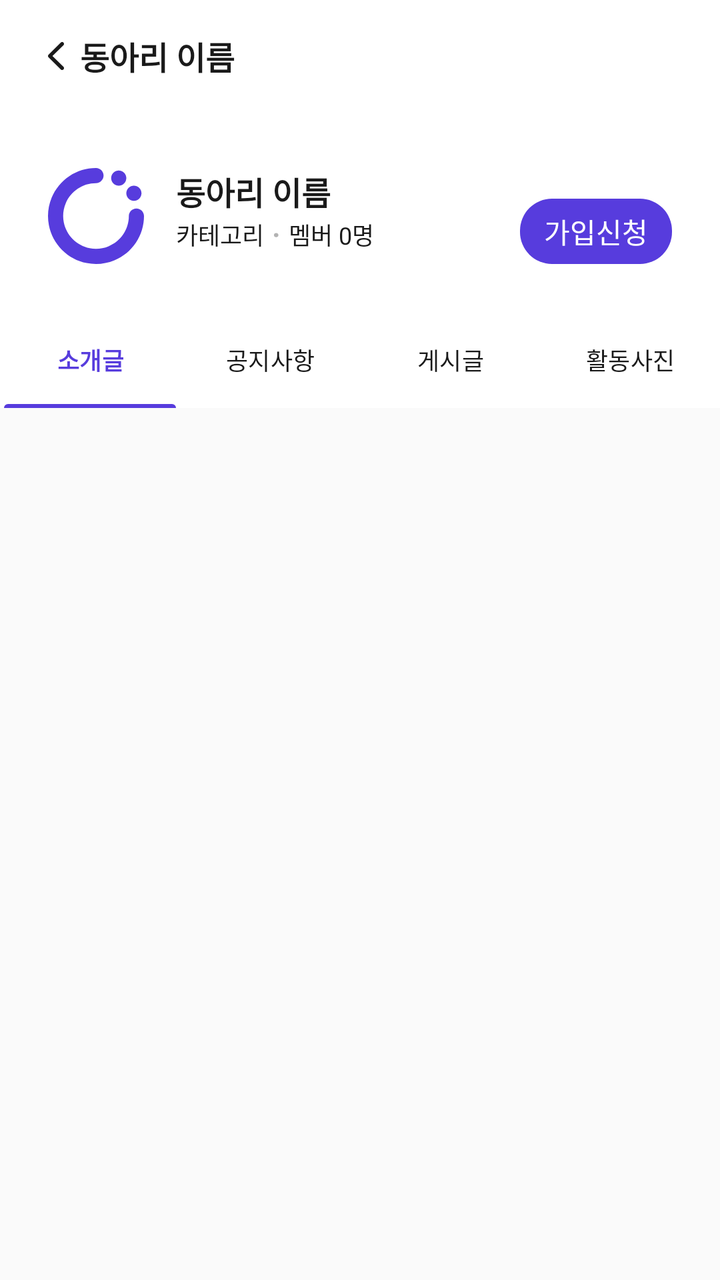
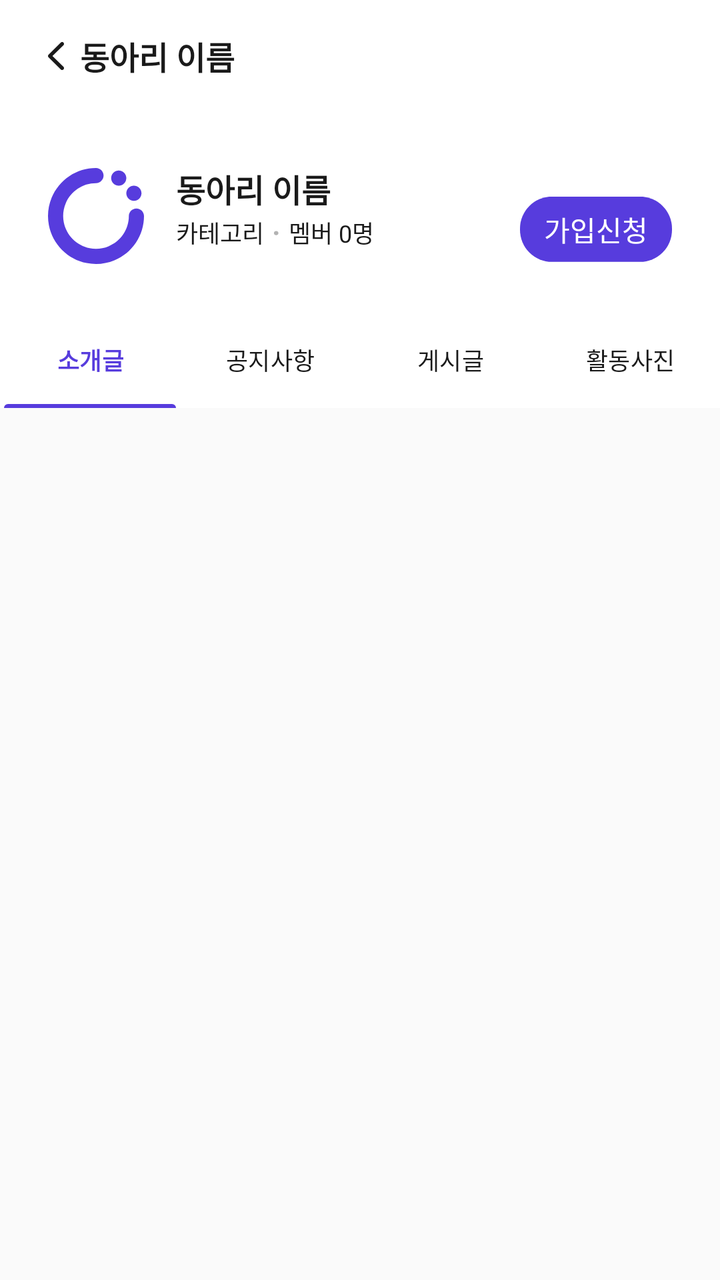

The first picture is an Android layout as it rendered before a commit; the second is the same layout after the commit. The layout source and the unified diff follow.
<!-- AndroidManifest.xml: application theme Theme.CircleOn -->
<!-- res/layout/fragment_circle_detail.xml -->
<?xml version="1.0" encoding="utf-8"?>
<androidx.coordinatorlayout.widget.CoordinatorLayout xmlns:android="http://schemas.android.com/apk/res/android"
    xmlns:tools="http://schemas.android.com/tools"
    xmlns:app="http://schemas.android.com/apk/res-auto"
    android:layout_width="match_parent"
    android:layout_height="match_parent"
    android:background="@color/grey_1"
    tools:context=".view.screen.home.CircleDetailFragment">

    <com.google.android.material.appbar.AppBarLayout
        android:id="@+id/abCircleDetail"
        android:layout_width="match_parent"
        android:layout_height="wrap_content"
        android:background="@color/grey_1">

        <com.google.android.material.appbar.CollapsingToolbarLayout
            android:id="@+id/ctbCircleDetail"
            android:layout_width="match_parent"
            android:layout_height="wrap_content"
            app:layout_scrollFlags="scroll|exitUntilCollapsed"
            app:contentScrim="@color/white"
            android:background="@color/white">

            <androidx.constraintlayout.widget.ConstraintLayout
                android:layout_width="match_parent"
                android:layout_height="100dp"
                android:layout_marginTop="56dp"
                android:paddingBottom="24dp"
                android:paddingHorizontal="24dp"
                app:layout_collapseMode="parallax"
                app:layout_collapseParallaxMultiplier="0.75">

                <androidx.appcompat.widget.LinearLayoutCompat
                    android:layout_width="wrap_content"
                    android:layout_height="wrap_content"
                    android:orientation="horizontal"
                    app:layout_constraintStart_toStartOf="parent"
                    app:layout_constraintBottom_toBottomOf="parent">

                    <androidx.appcompat.widget.AppCompatImageView
                        android:id="@+id/imgCircleThumbnail"
                        android:layout_width="48dp"
                        android:layout_height="48dp"
                        android:background="@drawable/bg_image_rounded_rectangle"
                        android:src="@drawable/logo_main"
                        android:clipToOutline="true"/>

                    <androidx.appcompat.widget.LinearLayoutCompat
                        android:layout_width="wrap_content"
                        android:layout_height="wrap_content"
                        android:layout_marginStart="@dimen/margin_padding_large"
                        android:orientation="vertical">

                        <androidx.appcompat.widget.AppCompatTextView
                            android:id="@+id/txtCircleName"
                            android:layout_width="wrap_content"
                            android:layout_height="wrap_content"
                            android:textAppearance="@style/large_bold_text"
                            android:textColor="@color/grey_9"
                            android:text="동아리 이름"/>

                        <LinearLayout
                            android:layout_width="wrap_content"
                            android:layout_height="wrap_content"
                            android:orientation="horizontal">

                            <androidx.appcompat.widget.AppCompatTextView
                                android:id="@+id/txtCircleCategory"
                                android:layout_width="wrap_content"
                                android:layout_height="wrap_content"
                                android:textSize="@dimen/text_size_small"
                                android:textColor="@color/grey_9"
                                android:text="카테고리"/>

                            <androidx.appcompat.widget.AppCompatTextView
                                android:layout_width="wrap_content"
                                android:layout_height="wrap_content"
                                android:layout_marginHorizontal="@dimen/margin_padding_extremely_small"
                                android:textColor="@color/grey_5"
                                android:textStyle="bold"
                                android:text="·"/>

                            <androidx.appcompat.widget.AppCompatTextView
                                android:id="@+id/txtCirclePeopleCount"
                                android:layout_width="wrap_content"
                                android:layout_height="wrap_content"
                                android:textSize="@dimen/text_size_small"
                                android:textColor="@color/grey_9"
                                android:text="멤버 0명"/>

                        </LinearLayout>

                    </androidx.appcompat.widget.LinearLayoutCompat>
                    
                </androidx.appcompat.widget.LinearLayoutCompat>
                
                <androidx.appcompat.widget.AppCompatTextView
                    android:id="@+id/btnSignUpCircle"
                    android:layout_width="wrap_content"
                    android:layout_height="wrap_content"
                    android:paddingHorizontal="@dimen/margin_padding_default"
                    android:paddingVertical="6dp"
                    android:textColor="@color/white"
                    android:text="@string/btn_sign_up_circle"
                    android:background="@drawable/bg_button"
                    app:layout_constraintEnd_toEndOf="parent"
                    app:layout_constraintBottom_toBottomOf="parent"/>
                
            </androidx.constraintlayout.widget.ConstraintLayout>

            <androidx.appcompat.widget.Toolbar
                android:id="@+id/tbCircleDetail"
                android:layout_width="match_parent"
                android:layout_height="56dp"
                app:popupTheme="@style/pop_up_menu"
                app:layout_collapseMode="pin">

                <androidx.appcompat.widget.AppCompatImageView
                    android:id="@+id/btnBack"
                    android:layout_width="wrap_content"
                    android:layout_height="wrap_content"
                    android:src="@drawable/ic_back"
                    android:background="@null"/>

                <androidx.appcompat.widget.AppCompatTextView
                    android:id="@+id/txtTbCircleName"
                    android:layout_width="wrap_content"
                    android:layout_height="wrap_content"
                    android:textAppearance="@style/large_bold_text"
                    android:textColor="@color/grey_9"
                    android:text="동아리 이름"/>

            </androidx.appcompat.widget.Toolbar>

        </com.google.android.material.appbar.CollapsingToolbarLayout>
        
        <com.google.android.material.tabs.TabLayout
            android:id="@+id/tlCircleDetail"
            android:layout_width="match_parent"
            android:layout_height="wrap_content"
            android:background="@color/white"
            app:tabIndicatorColor="@color/purple_5"
            app:tabMode="fixed"
            app:tabRippleColor="@null"
            app:tabTextAppearance="@style/small_text"
            app:tabSelectedTextColor="@color/purple_5"
            app:tabSelectedTextAppearance="@style/small_bold_style_text"
            app:tabTextColor="@color/grey_9"
            app:tabIndicatorAnimationDuration="0"
            app:tabIndicatorHeight="2dp"
            app:tabIndicatorFullWidth="true">

            <com.google.android.material.tabs.TabItem
                android:layout_width="wrap_content"
                android:layout_height="wrap_content"
                android:text="@string/tab_name_introduction" />

            <com.google.android.material.tabs.TabItem
                android:layout_width="wrap_content"
                android:layout_height="wrap_content"
                android:text="@string/tab_name_announcement"/>

            <com.google.android.material.tabs.TabItem
                android:layout_width="wrap_content"
                android:layout_height="wrap_content"
                android:text="@string/tab_name_post"/>

            <com.google.android.material.tabs.TabItem
                android:layout_width="wrap_content"
                android:layout_height="wrap_content"
                android:text="@string/tab_name_activity_photo"/>

        </com.google.android.material.tabs.TabLayout>

    </com.google.android.material.appbar.AppBarLayout>

    <FrameLayout
        android:id="@+id/flCircleDetail"
        android:layout_width="match_parent"
        android:layout_height="match_parent"
        app:layout_behavior="@string/appbar_scrolling_view_behavior">
    </FrameLayout>

</androidx.coordinatorlayout.widget.CoordinatorLayout>
<!-- resources referenced by this layout -->
<resources>
  <color name="grey_1">#FAFAFA</color>
  <color name="grey_5">#B3B3B3</color>
  <color name="grey_9">#1A1A1A</color>
  <color name="purple_5">#573CDD</color>
  <color name="white">#FFFFFFFF</color>
  <dimen name="margin_padding_default">12dp</dimen>
  <dimen name="margin_padding_extremely_small">4dp</dimen>
  <dimen name="margin_padding_large">16dp</dimen>
  <dimen name="text_size_small">12sp</dimen>
  <!-- drawable bg_button (drawable) -->
  <?xml version="1.0" encoding="utf-8"?>
  <shape xmlns:android="http://schemas.android.com/apk/res/android"
      android:shape="rectangle">
  
      <corners android:radius="@dimen/round_tag"/>
      <solid android:color="@color/purple_5"/>
  </shape>
  <!-- drawable bg_image_rounded_rectangle (drawable) -->
  <?xml version="1.0" encoding="utf-8"?>
  <shape xmlns:android="http://schemas.android.com/apk/res/android"
      android:shape="rectangle">
  
      <solid android:color="@color/white"/>
      <corners android:radius="@dimen/round_default"/>
  </shape>
  <!-- drawable ic_back (drawable) -->
  <vector xmlns:android="http://schemas.android.com/apk/res/android"
      android:width="24dp"
      android:height="24dp"
      android:viewportWidth="24"
      android:viewportHeight="24">
    <path
        android:pathData="M8,12C8,12.276 8.102,12.513 8.321,12.718L14.417,18.732C14.59,18.905 14.809,19 15.068,19C15.585,19 16,18.59 16,18.061C16,17.801 15.89,17.572 15.718,17.39L10.225,12L15.718,6.61C15.89,6.428 16,6.192 16,5.939C16,5.41 15.585,5 15.068,5C14.809,5 14.59,5.095 14.417,5.268L8.321,11.274C8.102,11.487 8,11.724 8,12Z"
        android:fillColor="#1A1A1A"/>
  </vector>
  <string name="btn_sign_up_circle">가입신청</string>
  <string name="tab_name_activity_photo">활동사진</string>
  <string name="tab_name_announcement">공지사항</string>
  <string name="tab_name_introduction">소개글</string>
  <string name="tab_name_post">게시글</string>
  <style name="large_bold_text">
          <item name="android:textSize">@dimen/text_size_large</item>
          <item name="android:textFontWeight">600</item>
      </style>
  <style name="pop_up_menu">
          <item name="popupMenuBackground">@drawable/bg_overflow_menu</item>
          <item name="overlapAnchor">false</item>
          <item name="android:textColor">@color/grey_9</item>
          <item name="android:textSize">14sp</item>
          <item name="android:layout_width">48dp</item>
      </style>
  <style name="small_bold_style_text">
          <item name="android:textSize">@dimen/text_size_small</item>
          <item name="android:textStyle">bold</item>
      </style>
  <style name="small_text">
          <item name="android:textSize">@dimen/text_size_small</item>
          <item name="android:textStyle">normal</item>
      </style>
  <style name="Theme.CircleOn" parent="Base.Theme.CircleOn" />v
  <dimen name="round_tag">16dp</dimen>
  <dimen name="round_default">8dp</dimen>
  <dimen name="text_size_large">16sp</dimen>
  <!-- drawable bg_overflow_menu (drawable) -->
  <?xml version="1.0" encoding="utf-8"?>
  <shape xmlns:android="http://schemas.android.com/apk/res/android"
      android:shape="rectangle">
  
      <corners android:radius="@dimen/round_default"/>
      <stroke android:color="@color/grey_3"
          android:width="1dp" />
      <solid android:color="@color/white" />
  </shape>
  <style name="Base.Theme.CircleOn" parent="Theme.Material3.DayNight.NoActionBar">
          <item name="android:statusBarColor">@color/grey_3</item>
      </style>
  <color name="grey_3">#EBEBEB</color>
  <!-- unchanged entries left out for length: 1 -->
</resources>

<!-- the commit's change to res/layout/fragment_circle_detail.xml (unified diff, before → after) -->
@@ -57,6 +57,8 @@
                             android:layout_height="wrap_content"
                             android:textAppearance="@style/large_bold_text"
                             android:textColor="@color/grey_9"
+                            android:lineSpacingExtra="2sp"
+                            android:translationY="-1.22sp"
                             android:text="동아리 이름"/>
 
                         <LinearLayout
@@ -70,6 +72,8 @@
                                 android:layout_height="wrap_content"
                                 android:textSize="@dimen/text_size_small"
                                 android:textColor="@color/grey_9"
+                                android:lineSpacingExtra="2sp"
+                                android:translationY="-0.91sp"
                                 android:text="카테고리"/>
 
                             <androidx.appcompat.widget.AppCompatTextView
@@ -78,6 +82,8 @@
                                 android:layout_marginHorizontal="@dimen/margin_padding_extremely_small"
                                 android:textColor="@color/grey_5"
                                 android:textStyle="bold"
+                                android:lineSpacingExtra="2sp"
+                                android:translationY="-0.91sp"
                                 android:text="·"/>
 
                             <androidx.appcompat.widget.AppCompatTextView
@@ -86,6 +92,8 @@
                                 android:layout_height="wrap_content"
                                 android:textSize="@dimen/text_size_small"
                                 android:textColor="@color/grey_9"
+                                android:lineSpacingExtra="2sp"
+                                android:translationY="-0.91sp"
                                 android:text="멤버 0명"/>
 
                         </LinearLayout>
@@ -101,6 +109,7 @@
                     android:paddingHorizontal="@dimen/margin_padding_default"
                     android:paddingVertical="6dp"
                     android:textColor="@color/white"
+                    android:translationY="-1.06sp"
                     android:text="@string/btn_sign_up_circle"
                     android:background="@drawable/bg_button"
                     app:layout_constraintEnd_toEndOf="parent"
@@ -158,7 +167,7 @@
             <com.google.android.material.tabs.TabItem
                 android:layout_width="wrap_content"
                 android:layout_height="wrap_content"
-                android:text="@string/tab_name_announcement"/>
+                android:text="@string/tab_name_notice"/>
 
             <com.google.android.material.tabs.TabItem
                 android:layout_width="wrap_content"
<!-- resource entries referenced after the edit -->
@@ -37,8 +37,8 @@
   </vector>
   <string name="btn_sign_up_circle">가입신청</string>
   <string name="tab_name_activity_photo">활동사진</string>
-  <string name="tab_name_announcement">공지사항</string>
   <string name="tab_name_introduction">소개글</string>
+  <string name="tab_name_notice">공지사항</string>
   <string name="tab_name_post">게시글</string>
   <style name="large_bold_text">
           <item name="android:textSize">@dimen/text_size_large</item>
